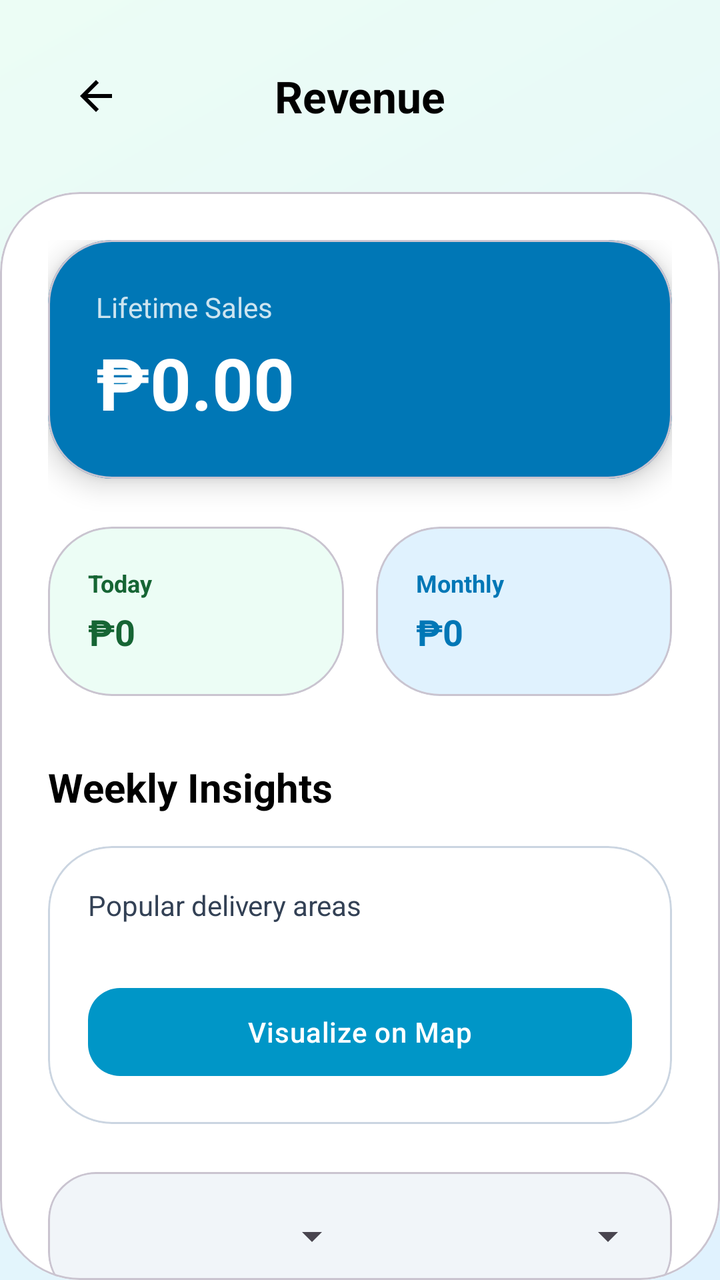
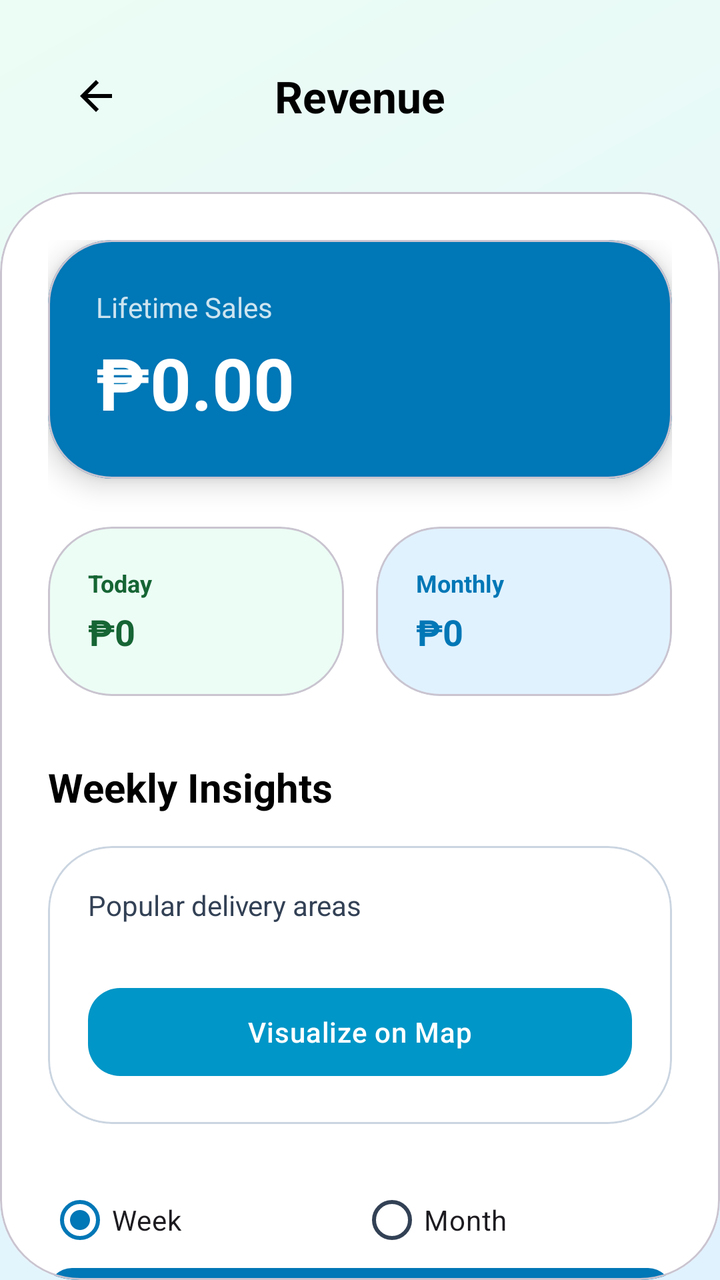

Before-and-after screenshots of an Android layout around one commit, followed by the original layout XML and the change that was made.
<!-- AndroidManifest.xml: application theme Theme.BeAqua -->
<!-- res/layout/activity_revenue.xml -->
<?xml version="1.0" encoding="utf-8"?>
<androidx.constraintlayout.widget.ConstraintLayout xmlns:android="http://schemas.android.com/apk/res/android"
    xmlns:app="http://schemas.android.com/apk/res-auto"
    android:layout_width="match_parent"
    android:layout_height="match_parent"
    android:background="@drawable/bg_mesh_gradient">

    <androidx.constraintlayout.widget.ConstraintLayout
        android:id="@+id/layoutHeaderRevenue"
        android:layout_width="match_parent"
        android:layout_height="wrap_content"
        android:padding="24dp"
        app:layout_constraintTop_toTopOf="parent">

        <ImageButton
            android:id="@+id/btnBackRevenue"
            android:layout_width="48dp"
            android:layout_height="48dp"
            android:background="?attr/selectableItemBackgroundBorderless"
            android:src="@drawable/ic_back"
            app:layout_constraintStart_toStartOf="parent"
            app:layout_constraintTop_toTopOf="parent"
            app:tint="@color/text_primary" />

        <TextView
            android:layout_width="wrap_content"
            android:layout_height="wrap_content"
            android:text="Revenue"
            android:textColor="@color/text_primary"
            android:textSize="22sp"
            android:textStyle="bold"
            app:layout_constraintBottom_toBottomOf="@id/btnBackRevenue"
            app:layout_constraintEnd_toEndOf="parent"
            app:layout_constraintStart_toStartOf="parent"
            app:layout_constraintTop_toTopOf="@id/btnBackRevenue" />

    </androidx.constraintlayout.widget.ConstraintLayout>

    <com.google.android.material.card.MaterialCardView
        android:layout_width="match_parent"
        android:layout_height="0dp"
        app:cardBackgroundColor="@color/white"
        app:cardCornerRadius="40dp"
        app:cardElevation="0dp"
        app:layout_constraintBottom_toBottomOf="parent"
        app:layout_constraintTop_toBottomOf="@id/layoutHeaderRevenue">

        <androidx.core.widget.NestedScrollView
            android:layout_width="match_parent"
            android:layout_height="match_parent"
            android:fillViewport="true"
            android:scrollbars="none">

            <LinearLayout
                android:layout_width="match_parent"
                android:layout_height="wrap_content"
                android:orientation="vertical"
                android:padding="24dp">

                
                <com.google.android.material.card.MaterialCardView
                    android:layout_width="match_parent"
                    android:layout_height="wrap_content"
                    android:layout_marginBottom="24dp"
                    app:cardBackgroundColor="@color/primary"
                    app:cardCornerRadius="32dp"
                    app:cardElevation="8dp">
                    <LinearLayout
                        android:layout_width="match_parent"
                        android:layout_height="wrap_content"
                        android:orientation="vertical"
                        android:padding="24dp">
                        <TextView
                            android:layout_width="wrap_content"
                            android:layout_height="wrap_content"
                            android:text="Lifetime Sales"
                            android:textColor="#CCFFFFFF"
                            android:textSize="14sp" />
                        <TextView
                            android:id="@+id/tvLifetimeRevenue"
                            android:layout_width="wrap_content"
                            android:layout_height="wrap_content"
                            android:layout_marginTop="4dp"
                            android:text="₱0.00"
                            android:textColor="@color/white"
                            android:textSize="36sp"
                            android:textStyle="bold" />
                    </LinearLayout>
                </com.google.android.material.card.MaterialCardView>

                <LinearLayout
                    android:layout_width="match_parent"
                    android:layout_height="wrap_content"
                    android:orientation="horizontal"
                    android:layout_marginBottom="32dp">

                    <com.google.android.material.card.MaterialCardView
                        android:layout_width="0dp"
                        android:layout_height="wrap_content"
                        android:layout_weight="1"
                        android:layout_marginEnd="8dp"
                        app:cardBackgroundColor="@color/mint_soft"
                        app:cardCornerRadius="32dp"
                        app:cardElevation="0dp">
                        <LinearLayout
                            android:layout_width="match_parent"
                            android:layout_height="wrap_content"
                            android:orientation="vertical"
                            android:padding="20dp">
                            <TextView
                                android:layout_width="wrap_content"
                                android:layout_height="wrap_content"
                                android:text="Today"
                                android:textColor="@color/success"
                                android:textSize="12sp"
                                android:textStyle="bold" />
                            <TextView
                                android:id="@+id/tvTodayRevenue"
                                android:layout_width="wrap_content"
                                android:layout_height="wrap_content"
                                android:layout_marginTop="4dp"
                                android:text="₱0"
                                android:textColor="@color/success"
                                android:textSize="18sp"
                                android:textStyle="bold" />
                        </LinearLayout>
                    </com.google.android.material.card.MaterialCardView>

                    <com.google.android.material.card.MaterialCardView
                        android:layout_width="0dp"
                        android:layout_height="wrap_content"
                        android:layout_weight="1"
                        android:layout_marginStart="8dp"
                        app:cardBackgroundColor="@color/sky_blue_light"
                        app:cardCornerRadius="32dp"
                        app:cardElevation="0dp">
                        <LinearLayout
                            android:layout_width="match_parent"
                            android:layout_height="wrap_content"
                            android:orientation="vertical"
                            android:padding="20dp">
                            <TextView
                                android:layout_width="wrap_content"
                                android:layout_height="wrap_content"
                                android:text="Monthly"
                                android:textColor="@color/primary"
                                android:textSize="12sp"
                                android:textStyle="bold" />
                            <TextView
                                android:id="@+id/tvCurrentMonthRevenue"
                                android:layout_width="wrap_content"
                                android:layout_height="wrap_content"
                                android:layout_marginTop="4dp"
                                android:text="₱0"
                                android:textColor="@color/primary"
                                android:textSize="18sp"
                                android:textStyle="bold" />
                        </LinearLayout>
                    </com.google.android.material.card.MaterialCardView>
                </LinearLayout>

                <TextView
                    android:layout_width="wrap_content"
                    android:layout_height="wrap_content"
                    android:text="Weekly Insights"
                    android:textColor="@color/text_primary"
                    android:textSize="20sp"
                    android:textStyle="bold" />

                <com.google.android.material.card.MaterialCardView
                    android:layout_width="match_parent"
                    android:layout_height="wrap_content"
                    android:layout_marginTop="16dp"
                    android:layout_marginBottom="24dp"
                    app:cardCornerRadius="32dp"
                    app:cardElevation="0dp"
                    app:strokeWidth="1dp"
                    app:strokeColor="@color/divider">
                    <LinearLayout
                        android:layout_width="match_parent"
                        android:layout_height="wrap_content"
                        android:orientation="vertical"
                        android:padding="20dp">

                        <TextView
                            android:id="@+id/tvHotspotsStatus"
                            android:layout_width="wrap_content"
                            android:layout_height="wrap_content"
                            android:text="Popular delivery areas"
                            android:textColor="@color/text_secondary"
                            android:textSize="14sp" />

                        <LinearLayout
                            android:id="@+id/hotspotsContainer"
                            android:layout_width="match_parent"
                            android:layout_height="wrap_content"
                            android:layout_marginTop="12dp"
                            android:orientation="vertical" />

                        <com.google.android.material.button.MaterialButton
                            android:id="@+id/btnViewHotspotsMap"
                            style="@style/Widget.Material3.Button.TonalButton"
                            android:layout_width="match_parent"
                            android:layout_height="52dp"
                            android:layout_marginTop="16dp"
                            android:text="Visualize on Map"
                            android:textAllCaps="false"
                            app:cornerRadius="16dp" />
                    </LinearLayout>
                </com.google.android.material.card.MaterialCardView>

                
                <com.google.android.material.card.MaterialCardView
                    android:layout_width="match_parent"
                    android:layout_height="wrap_content"
                    app:cardCornerRadius="24dp"
                    app:cardElevation="0dp"
                    app:cardBackgroundColor="@color/gray_light">
                    <LinearLayout
                        android:layout_width="match_parent"
                        android:layout_height="wrap_content"
                        android:padding="8dp">
                        <Spinner
                            android:id="@+id/spinnerMonth"
                            android:layout_width="0dp"
                            android:layout_height="48dp"
                            android:layout_weight="1" />
                        <Spinner
                            android:id="@+id/spinnerYear"
                            android:layout_width="0dp"
                            android:layout_height="48dp"
                            android:layout_weight="1" />
                    </LinearLayout>
                </com.google.android.material.card.MaterialCardView>

                <TextView
                    android:id="@+id/tvSelectedMonthYear"
                    android:layout_width="match_parent"
                    android:layout_height="wrap_content"
                    android:layout_marginTop="24dp"
                    android:gravity="center"
                    android:text="Result"
                    android:textColor="@color/text_primary"
                    android:textStyle="bold" />

                <TextView
                    android:id="@+id/tvSelectedRevenue"
                    android:layout_width="match_parent"
                    android:layout_height="wrap_content"
                    android:gravity="center"
                    android:text="₱0.00"
                    android:textColor="@color/primary"
                    android:textSize="28sp"
                    android:textStyle="bold" />

                <TextView
                    android:id="@+id/tvSelectedOrderCount"
                    android:layout_width="match_parent"
                    android:layout_height="wrap_content"
                    android:layout_marginTop="4dp"
                    android:gravity="center"
                    android:text="0 Orders"
                    android:textColor="@color/text_secondary"
                    android:textSize="14sp" />

                <View android:layout_width="match_parent" android:layout_height="80dp" />

            </LinearLayout>
        </androidx.core.widget.NestedScrollView>
    </com.google.android.material.card.MaterialCardView>

</androidx.constraintlayout.widget.ConstraintLayout>
<!-- resources referenced by this layout -->
<resources>
  <color name="divider">#CBD5E1</color>
  <color name="gray_light">#F1F5F9</color>
  <color name="mint_soft">#ECFDF5</color>
  <color name="primary">#0077B6</color>
  <color name="sky_blue_light">#E0F2FE</color>
  <color name="success">#166534</color>
  <color name="text_primary">#000000</color>
  <color name="text_secondary">#334155</color>
  <color name="white">#FFFFFF</color>
  <!-- drawable bg_mesh_gradient (drawable) -->
  <?xml version="1.0" encoding="utf-8"?>
  <shape xmlns:android="http://schemas.android.com/apk/res/android"
      android:shape="rectangle">
      <gradient
          android:angle="135"
          android:endColor="@color/mint_soft"
          android:startColor="@color/sky_blue_light"
          android:type="linear" />
  </shape>
  <!-- drawable ic_back (drawable) -->
  <vector xmlns:android="http://schemas.android.com/apk/res/android"
      android:width="24dp"
      android:height="24dp"
      android:viewportWidth="24"
      android:viewportHeight="24">
    <path
        android:fillColor="#FF000000"
        android:pathData="M20,11H7.83l5.59,-5.59L12,4l-8,8 8,8 1.41,-1.41L7.83,13H20v-2z"/>
  </vector>
  <style name="Theme.BeAqua" parent="Base.Theme.BeAqua" />
  <color name="secondary">#0096C7</color>
  <color name="accent">#48CAE4</color>
  <color name="background">#F8FAFC</color>
  <color name="text_hint">#64748B</color>
  <style name="AppButton" parent="Widget.Material3.Button">
          <item name="android:insetTop">0dp</item>
          <item name="android:insetBottom">0dp</item>
          <item name="android:textAllCaps">false</item>
          <item name="android:letterSpacing">0.02</item>
          <item name="android:paddingVertical">12dp</item>
          <item name="cornerRadius">12dp</item>
          <item name="backgroundTint">@color/primary</item>
          <item name="android:textColor">@color/white</item>
      </style>
  <style name="AppTextInputLayout" parent="Widget.Material3.TextInputLayout.OutlinedBox">
          <item name="boxCornerRadiusTopStart">12dp</item>
          <item name="boxCornerRadiusTopEnd">12dp</item>
          <item name="boxCornerRadiusBottomStart">12dp</item>
          <item name="boxCornerRadiusBottomEnd">12dp</item>
          <item name="boxStrokeColor">@color/primary</item>
          <item name="hintTextColor">@color/text_secondary</item>
          <item name="android:textColorHint">@color/text_hint</item>
          <item name="boxBackgroundColor">@color/white</item>
      </style>
  <!-- unchanged entries left out for length: 1 -->
</resources>

<!-- the commit's change to res/layout/activity_revenue.xml (unified diff, before → after) -->
@@ -210,7 +210,33 @@
                 </com.google.android.material.card.MaterialCardView>
 
                 
+                <RadioGroup
+                    android:id="@+id/revenuePeriodOptions"
+                    android:layout_width="match_parent"
+                    android:layout_height="wrap_content"
+                    android:orientation="horizontal"
+                    android:checkedButton="@id/revenueWeekOption">
+                    <RadioButton
+                        android:id="@+id/revenueWeekOption"
+                        android:layout_width="0dp"
+                        android:layout_weight="1"
+                        android:layout_height="48dp"
+                        android:text="Week" />
+                    <RadioButton
+                        android:id="@+id/revenueMonthOption"
+                        android:layout_width="0dp"
+                        android:layout_weight="1"
+                        android:layout_height="48dp"
+                        android:text="Month" />
+                </RadioGroup>
+                <com.google.android.material.button.MaterialButton
+                    android:id="@+id/btnRevenueWeekDate"
+                    android:layout_width="match_parent"
+                    android:layout_height="wrap_content"
+                    android:text="Choose a date in the week"
+                    android:textAllCaps="false" />
                 <com.google.android.material.card.MaterialCardView
+                    android:id="@+id/revenueMonthFilters"
                     android:layout_width="match_parent"
                     android:layout_height="wrap_content"
                     app:cardCornerRadius="24dp"
